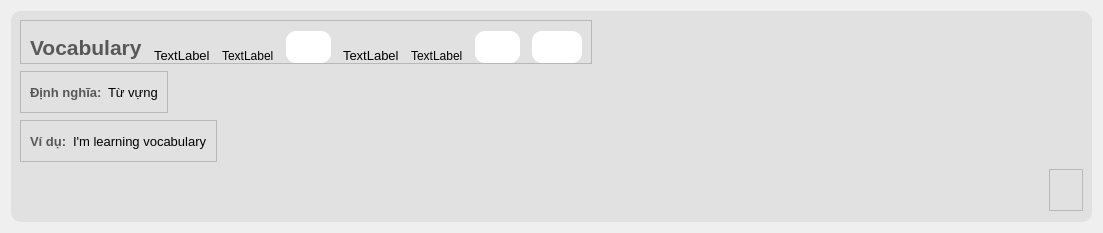
The window that UI/forms/vocab_card_name.ui (yuukun123/LexiLand) describes before a commit, drawn with Qt 5.
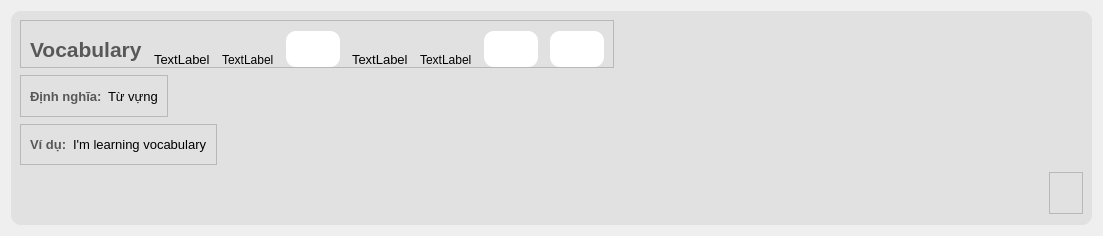
The same window after the commit. Icons and pictures are not drawn.

Diff of the .ui file:
```diff
--- a/UI/forms/vocab_card_name.ui
+++ b/UI/forms/vocab_card_name.ui
@@ -7,7 +7,7 @@
     <x>0</x>
     <y>0</y>
     <width>1103</width>
-    <height>233</height>
+    <height>236</height>
    </rect>
   </property>
   <property name="windowTitle">
@@ -110,7 +110,7 @@
           <widget class="QFrame" name="frame_5">
            <property name="minimumSize">
             <size>
-             <width>45</width>
+             <width>0</width>
              <height>0</height>
             </size>
            </property>
@@ -130,23 +130,23 @@
            </property>
            <layout class="QHBoxLayout" name="horizontalLayout_10">
             <property name="leftMargin">
-             <number>0</number>
+             <number>11</number>
             </property>
             <property name="topMargin">
-             <number>0</number>
+             <number>11</number>
             </property>
             <property name="rightMargin">
-             <number>0</number>
+             <number>11</number>
             </property>
             <property name="bottomMargin">
-             <number>0</number>
+             <number>11</number>
             </property>
             <item>
              <widget class="QPushButton" name="playAudioBtn_UK">
               <property name="minimumSize">
                <size>
-                <width>30</width>
-                <height>30</height>
+                <width>0</width>
+                <height>0</height>
                </size>
               </property>
               <property name="styleSheet">
@@ -205,7 +205,7 @@
           <widget class="QFrame" name="frame_4">
            <property name="minimumSize">
             <size>
-             <width>45</width>
+             <width>0</width>
              <height>0</height>
             </size>
            </property>
@@ -225,23 +225,23 @@
            </property>
            <layout class="QHBoxLayout" name="horizontalLayout_8">
             <property name="leftMargin">
-             <number>0</number>
+             <number>11</number>
             </property>
             <property name="topMargin">
-             <number>0</number>
+             <number>11</number>
             </property>
             <property name="rightMargin">
-             <number>0</number>
+             <number>11</number>
             </property>
             <property name="bottomMargin">
-             <number>0</number>
+             <number>11</number>
             </property>
             <item>
              <widget class="QPushButton" name="playAudioBtn_US">
               <property name="minimumSize">
                <size>
-                <width>30</width>
-                <height>30</height>
+                <width>0</width>
+                <height>0</height>
                </size>
               </property>
               <property name="styleSheet">
@@ -288,6 +288,18 @@
             <enum>QFrame::Raised</enum>
            </property>
            <layout class="QHBoxLayout" name="horizontalLayout_9">
+            <property name="leftMargin">
+             <number>11</number>
+            </property>
+            <property name="topMargin">
+             <number>11</number>
+            </property>
+            <property name="rightMargin">
+             <number>11</number>
+            </property>
+            <property name="bottomMargin">
+             <number>11</number>
+            </property>
             <item>
              <widget class="QPushButton" name="editBtn">
               <property name="text">
```
